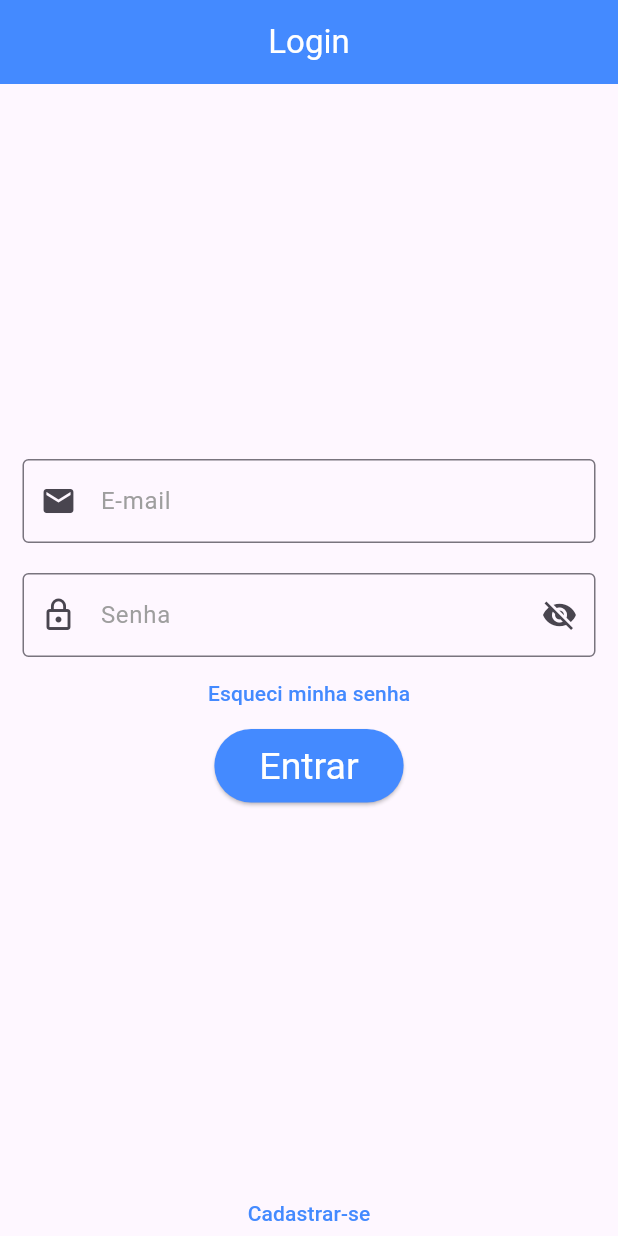
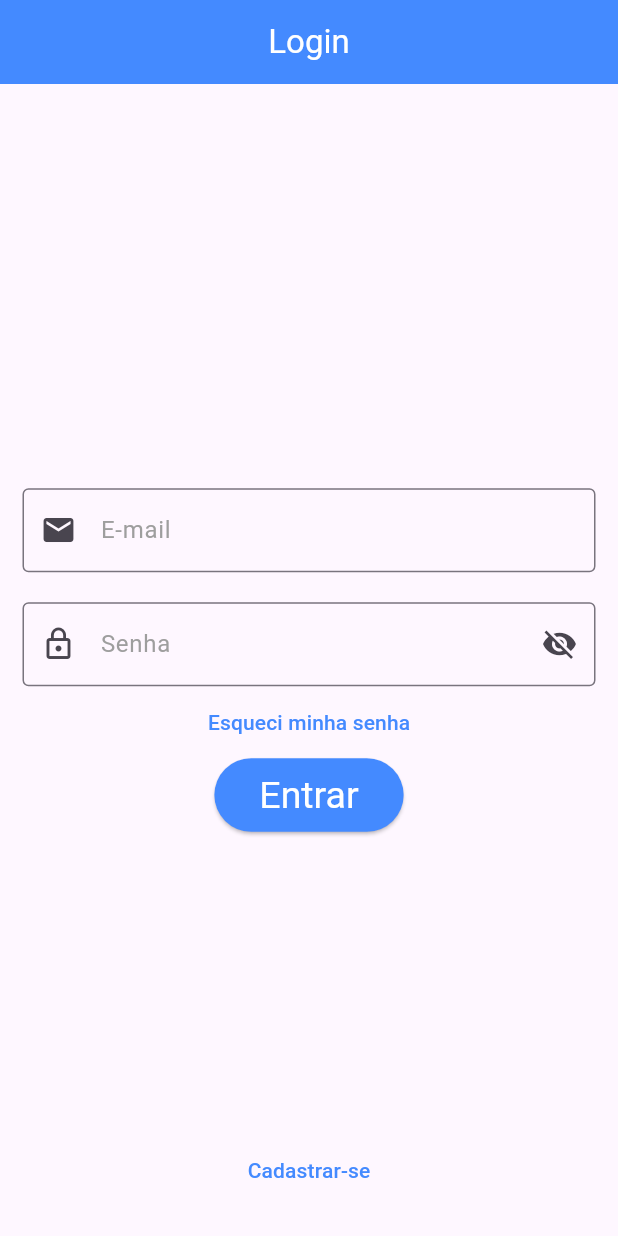
Before and after one commit to lucca-pellegrini/LockWise, a Flutter app: the screen it shows after launch, on a phone screen of 412 x 824 dp. Run offline on Flutter 3.47's test engine with Material 3 defaults, Android fonts, the light colour scheme and no system bars.

Commit message:
fix(PaginaLogin): corrige overflow quando o teclado aparece
Substitui espaçadores fixos por posicionamento dinâmico usando
`MediaQuery` e usa uma `Stack` para posicionar o botão de cadastro abaixo
na tela, para o layout ficar fixo sem scrolling e sem overflow.

```diff
--- a/app/lib/PaginaLogin.dart
+++ b/app/lib/PaginaLogin.dart
@@ -20,18 +20,24 @@ class _LoginPageState extends State<LoginPage> {
         centerTitle: true,
         backgroundColor: Colors.blueAccent,
       ),
-      body: Center(
+      body: Stack(
+        children: [
+          SizedBox(
+            height:
+                MediaQuery.of(context).size.height -
+                56.0 -
+                MediaQuery.of(context).viewInsets.bottom,
             child: Column(
-          mainAxisAlignment: MainAxisAlignment.center,
               children: [
-            Form(
+                Spacer(),
+                Center(
+                  child: Form(
                     key: _formKey,
                     child: Padding(
                       padding: const EdgeInsets.symmetric(horizontal: 15),
                       child: Column(
-                  mainAxisAlignment: MainAxisAlignment.center,
+                        mainAxisSize: MainAxisSize.min,
                         children: [
-                    SizedBox(height: 250),
                           TextFormField(
                             onChanged: (String value) {
                               print('Valor digitado: $value');
@@ -125,7 +131,9 @@ class _LoginPageState extends State<LoginPage> {
                               if (_formKey.currentState!.validate()) {
                                 Navigator.push(
                                   context,
-                            MaterialPageRoute(builder: (context) => Inicial()),
+                                  MaterialPageRoute(
+                                    builder: (context) => Inicial(),
+                                  ),
                                 );
                               }
                             },
@@ -133,9 +141,14 @@ class _LoginPageState extends State<LoginPage> {
                               backgroundColor: WidgetStateProperty.all(
                                 Colors.blueAccent,
                               ),
-                        foregroundColor: WidgetStateProperty.all(Colors.white),
+                              foregroundColor: WidgetStateProperty.all(
+                                Colors.white,
+                              ),
                               padding: WidgetStateProperty.all(
-                          EdgeInsets.symmetric(horizontal: 30, vertical: 10),
+                                EdgeInsets.symmetric(
+                                  horizontal: 30,
+                                  vertical: 10,
+                                ),
                               ),
                               textStyle: WidgetStateProperty.all(
                                 TextStyle(fontSize: 25),
@@ -143,35 +156,36 @@ class _LoginPageState extends State<LoginPage> {
                             ),
                             child: Text('Entrar'),
                           ),
-                    SizedBox(height: 250),
-                    ElevatedButton(
+                        ],
+                      ),
+                    ),
+                  ),
+                ),
+                Spacer(),
+              ],
+            ),
+          ),
+          Align(
+            alignment: Alignment.bottomCenter,
+            child: Padding(
+              padding: const EdgeInsets.only(bottom: 20),
+              child: ElevatedButton(
                 onPressed: () {
                   //Mudar de pagina
                 },
                 style: ButtonStyle(
-                        backgroundColor: WidgetStateProperty.all(
-                          Colors.transparent,
-                        ),
+                  backgroundColor: WidgetStateProperty.all(Colors.transparent),
                   elevation: WidgetStateProperty.all(0),
-                        shadowColor: WidgetStateProperty.all(
-                          Colors.transparent,
-                        ),
-                        overlayColor: WidgetStateProperty.all(
-                          Colors.transparent,
-                        ),
-                        foregroundColor: WidgetStateProperty.all(
-                          Colors.blueAccent,
-                        ),
+                  shadowColor: WidgetStateProperty.all(Colors.transparent),
+                  overlayColor: WidgetStateProperty.all(Colors.transparent),
+                  foregroundColor: WidgetStateProperty.all(Colors.blueAccent),
                 ),
                 child: Text('Cadastrar-se'),
-                    ),
-                  ],
               ),
             ),
           ),
         ],
       ),
-      ),
     );
   }
 }
```
Lines whose indentation alone changed are shown as unchanged.
